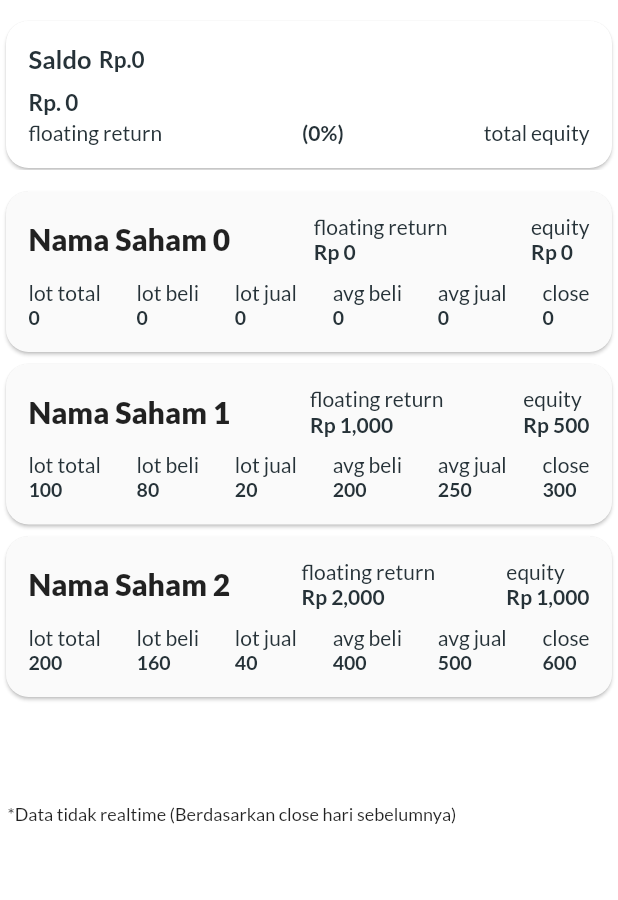
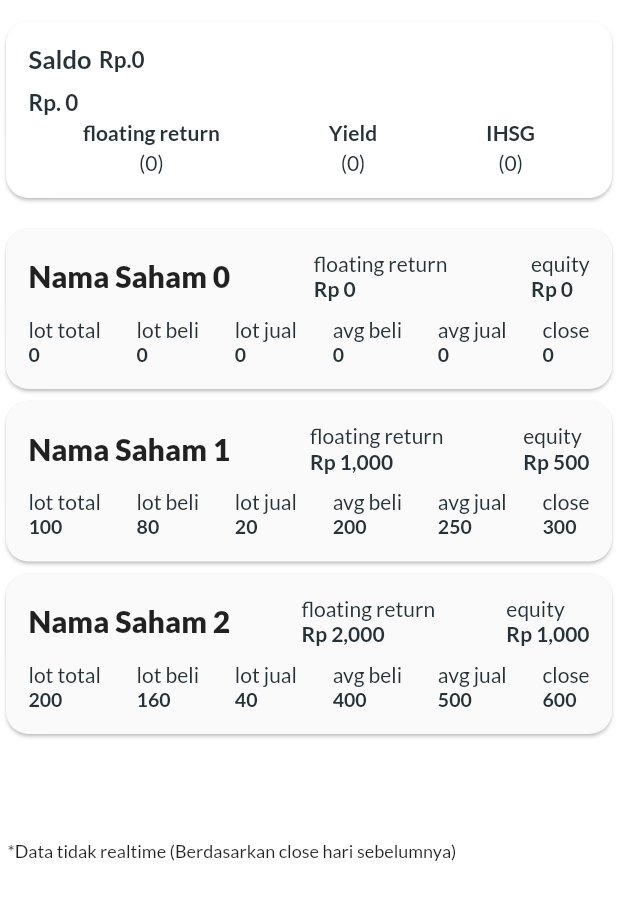
Before and after one commit to rizkycandra0426/investasi_app, a Flutter app: the PortofolioView screen opened directly, on a phone screen of 412 x 824 dp. Shown: the top 900 px of the screen. Run offline on Flutter 3.47's test engine with Material 3 defaults, Android fonts, the light colour scheme and no system bars; our stand-ins replace animated_splash_screen, cached_network_image, carousel_slider, dio, file_picker, flutter_animate and 15 more; missing offline and left inert: faker_dart; accounts and stored records are empty; network calls fail; project files that could hold a hidden picture were left out.

Commit message:
edit saham dan profile

```diff
--- a/lib/module/dividen_kurs/harga_dividen/view/harga_dividen_view.dart
+++ b/lib/module/dividen_kurs/harga_dividen/view/harga_dividen_view.dart
@@ -1,7 +1,7 @@
 import 'package:flutter/material.dart';
 import 'package:hyper_ui/core.dart';
 import 'package:hyper_ui/module/dividen_kurs/dividen/view/dividen_view.dart';
-import 'package:hyper_ui/module/kurs/view/kurs_view.dart';
+import 'package:hyper_ui/module/dividen_kurs/kurs/view/kurs_view.dart';
 import '../controller/harga_dividen_controller.dart';
 
 class HargaDividenView extends StatefulWidget {
--- a/lib/module/investasi/dashboard_investasi/view/dashboard_investasi_view.dart
+++ b/lib/module/investasi/dashboard_investasi/view/dashboard_investasi_view.dart
@@ -206,14 +206,14 @@ class DashboardInvestasiView extends StatefulWidget {
                       ],
                     ),
                     Container(
-                      width: 120,
+                      width: 95,
                       height: 130,
                       decoration: BoxDecoration(
                         color: Colors.transparent,
                         borderRadius: BorderRadius.circular(15),
                         image: DecorationImage(
                           image: AssetImage('assets/images/Pinjaman.png'),
-                          fit: BoxFit.contain,
+                          fit: BoxFit.cover,
                         ),
                       ),
                     ),
--- a/lib/module/pencatatan_keuangan/dashboard/view/dashboard_view.dart
+++ b/lib/module/pencatatan_keuangan/dashboard/view/dashboard_view.dart
@@ -56,7 +56,7 @@ class DashboardView extends StatefulWidget {
             ClipPath(
               clipper: DashboardCardClipPath(),
               child: Container(
-                height: 380,
+                height: 390,
                 width: MediaQuery.of(context).size.width,
                 color: primaryColor,
               ),
@@ -73,6 +73,8 @@ class DashboardView extends StatefulWidget {
                       height: 20,
                     ),
                     Expanded(
+                      child: Padding(
+                        padding: const EdgeInsets.only(right: 5, left: 5),
                         child: Container(
                           child: DefaultTabController(
                             length: 3,
@@ -130,6 +132,7 @@ class DashboardView extends StatefulWidget {
                           ),
                         ),
                       ),
+                    ),
                   ],
                 ).amx,
               ),
--- a/lib/module/profile/controller/profile_controller.dart
+++ b/lib/module/profile/controller/profile_controller.dart
@@ -22,7 +22,7 @@ class ProfileController extends State<ProfileView> {
     Get.offAll((BeritaView()));
   }
 
-  aboutus() async {
+  request() async {
     Get.offAll((KategoriRequestView()));
   }
 
--- a/lib/module/saham/portofolio/view/portofolio_view.dart
+++ b/lib/module/saham/portofolio/view/portofolio_view.dart
@@ -19,7 +19,7 @@ class PortofolioView extends StatefulWidget {
           child: Column(
             children: <Widget>[
               Container(
-                height: screenHeight * 0.15,
+                height: screenHeight * 0.18,
                 padding: EdgeInsets.symmetric(vertical: 10.0),
                 color: Colors.white,
                 child: ListView.builder(
@@ -79,17 +79,53 @@ class PortofolioView extends StatefulWidget {
                             ),
                             SizedBox(height: 3),
                             Row(
-                              mainAxisAlignment: MainAxisAlignment.spaceBetween,
+                              mainAxisAlignment: MainAxisAlignment.spaceAround,
                               children: [
-                                Text('floating return'),
-                                Text(
-                                  "($index%)",
-                                  style: TextStyle(
-                                    fontWeight: FontWeight.w600,
-                                    fontSize: 14,
-                                  ),
+                                Column(
+                                  children: [
+                                    Text(
+                                      'floating return',
+                                      style: TextStyle(
+                                        fontWeight: FontWeight.w600,
+                                        fontSize: 14,
+                                      ),
+                                    ),
+                                    SizedBox(
+                                      height: 3,
+                                    ),
+                                    Text("($index)")
+                                  ],
                                 ),
-                                Text('total equity'),
+                                Column(
+                                  children: [
+                                    Text(
+                                      "Yield",
+                                      style: TextStyle(
+                                        fontWeight: FontWeight.w600,
+                                        fontSize: 14,
+                                      ),
+                                    ),
+                                    SizedBox(
+                                      height: 3,
+                                    ),
+                                    Text("($index)")
+                                  ],
+                                ),
+                                Column(
+                                  children: [
+                                    Text(
+                                      "IHSG",
+                                      style: TextStyle(
+                                        fontWeight: FontWeight.w600,
+                                        fontSize: 14,
+                                      ),
+                                    ),
+                                    SizedBox(
+                                      height: 3,
+                                    ),
+                                    Text("($index)")
+                                  ],
+                                ),
                               ],
                             )
                           ],
--- a/lib/module/statistik/catatan_pengeluaran/view/catatan_pengeluaran_view.dart
+++ b/lib/module/statistik/catatan_pengeluaran/view/catatan_pengeluaran_view.dart
@@ -24,11 +24,11 @@ class CatatanPengeluaranView extends StatefulWidget {
                 children: [
                   Text(
                     "Catatan",
-                    style: TextStyle(fontSize: 20),
+                    style: TextStyle(fontSize: 20, fontWeight: FontWeight.bold),
                   ),
                   Text(
                     "Total",
-                    style: TextStyle(fontSize: 20),
+                    style: TextStyle(fontSize: 20, fontWeight: FontWeight.bold),
                   ),
                 ],
               ),
--- a/lib/module/statistik/statistik_dashboard/view/statistik_dashboard_view.dart
+++ b/lib/module/statistik/statistik_dashboard/view/statistik_dashboard_view.dart
@@ -75,6 +75,8 @@ class StatistikDashboardView extends StatefulWidget {
                       height: 20,
                     ),
                     Expanded(
+                      child: Padding(
+                        padding: const EdgeInsets.only(right: 5, left: 5),
                         child: Container(
                           child: DefaultTabController(
                             length: 3,
@@ -116,7 +118,7 @@ class StatistikDashboardView extends StatefulWidget {
                                     ),
                                   ),
                                   SizedBox(
-                                  height: 70,
+                                    height: 50,
                                   ),
                                   Expanded(
                                     child: Container(
@@ -135,6 +137,7 @@ class StatistikDashboardView extends StatefulWidget {
                           ),
                         ),
                       ),
+                    ),
                   ],
                 ),
               ),
--- a/lib/module/statistik/statistik_pengeluaran/view/statistik_pengeluaran_view.dart
+++ b/lib/module/statistik/statistik_pengeluaran/view/statistik_pengeluaran_view.dart
@@ -64,7 +64,7 @@ class StatistikPengeluaranView extends StatefulWidget {
               children: [
                 Text(
                   "Total Pengeluaran",
-                  style: TextStyle(fontSize: 18, fontWeight: FontWeight.w500),
+                  style: TextStyle(fontSize: 18, fontWeight: FontWeight.bold),
                 ),
                 Builder(
                   builder: (context) {
--- a/lib/service/base_service.dart
+++ b/lib/service/base_service.dart
@@ -5,7 +5,7 @@ import 'package:hyper_ui/service/auth_service.dart';
 class BaseService<T> {
   // String baseUrl = "http://192.168.18.189:8000/api";
   // String baseUrl = "http://192.168.1.12:8000/api";
-  String baseUrl = "http://192.168.73.168:8000/api";
+  String baseUrl = "http://10.5.50.139:8000/api";
   String endpoint = "kategori_pemasukans";
 
   Future<T> get() async {
```
Also changed, not shown: lib/module/dividen_kurs/dividen/view/dividen_view.dart (+26 -5 lines), lib/module/dividen_kurs/kurs/view/kurs_view.dart (renamed from lib/module/kurs/view/kurs_view.dart, +7 -0 lines), lib/module/notifikasi/view/notifikasi_view.dart (+21 -7 lines), lib/module/notifikasi/widget/notifikasi_clippath.dart (added, +22 -0 lines), lib/module/profile/view/profile_view.dart (+5 -2 lines), lib/module/dividen_kurs/kurs/controller/kurs_controller.dart (renamed from lib/module/kurs/controller/kurs_controller.dart), 1 other file. Lines whose indentation alone changed are shown as unchanged.
